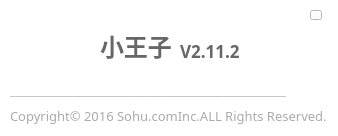
Above: src/princekin/ui/setting/princekinabout.ui from chorushe/princekin before the change. Below: the same form after it.
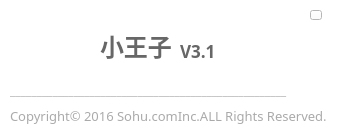
That is the form after the change. Icons and pictures are not drawn.

```diff
--- a/src/princekin/ui/setting/princekinabout.ui
+++ b/src/princekin/ui/setting/princekinabout.ui
@@ -90,7 +90,7 @@
     <string notr="true">color: rgb(103, 103, 103);</string>
    </property>
    <property name="text">
-    <string>V2.11.2</string>
+    <string>V3.1</string>
    </property>
   </widget>
   <widget class="QLabel" name="label_4">
```
